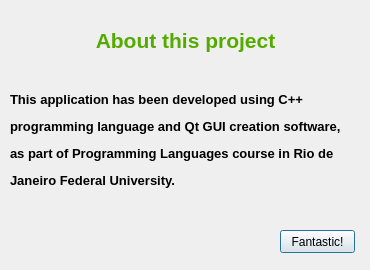
The window that about.ui (sbvb/QtAsteroidGame) describes before a commit, drawn with Qt 5.
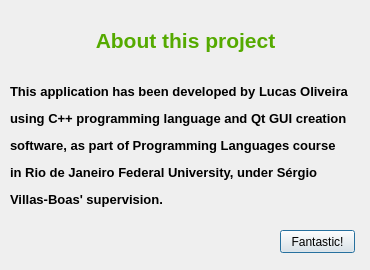
The same window after the commit.

Diff of the .ui file:
```diff
--- a/about.ui
+++ b/about.ui
@@ -57,11 +57,11 @@
      <x>10</x>
      <y>80</y>
      <width>351</width>
-     <height>121</height>
+     <height>131</height>
     </rect>
    </property>
    <property name="text">
-    <string>&lt;html&gt;&lt;head/&gt;&lt;body&gt;&lt;p align=&quot;justify&quot;&gt;&lt;span style=&quot; font-size:10pt; font-weight:600;&quot;&gt;This application has been developed using C++&lt;/span&gt;&lt;/p&gt;&lt;p align=&quot;justify&quot;&gt;&lt;span style=&quot; font-size:10pt; font-weight:600;&quot;&gt;programming language and Qt GUI creation software,&lt;/span&gt;&lt;/p&gt;&lt;p align=&quot;justify&quot;&gt;&lt;span style=&quot; font-size:10pt; font-weight:600;&quot;&gt;as part of Programming Languages course in Rio de&lt;/span&gt;&lt;/p&gt;&lt;p align=&quot;justify&quot;&gt;&lt;span style=&quot; font-size:10pt; font-weight:600;&quot;&gt;Janeiro Federal University.&lt;/span&gt;&lt;/p&gt;&lt;/body&gt;&lt;/html&gt;</string>
+    <string>&lt;html&gt;&lt;head/&gt;&lt;body&gt;&lt;p align=&quot;justify&quot;&gt;&lt;span style=&quot; font-size:10pt; font-weight:600;&quot;&gt;This application has been developed by Lucas Oliveira&lt;/span&gt;&lt;/p&gt;&lt;p align=&quot;justify&quot;&gt;&lt;span style=&quot; font-size:10pt; font-weight:600;&quot;&gt;using C++ programming language and Qt GUI creation&lt;/span&gt;&lt;/p&gt;&lt;p align=&quot;justify&quot;&gt;&lt;span style=&quot; font-size:10pt; font-weight:600;&quot;&gt;software, as part of Programming Languages course&lt;/span&gt;&lt;/p&gt;&lt;p align=&quot;justify&quot;&gt;&lt;span style=&quot; font-size:10pt; font-weight:600;&quot;&gt;in Rio de Janeiro Federal University, under Sérgio&lt;/span&gt;&lt;/p&gt;&lt;p align=&quot;justify&quot;&gt;&lt;span style=&quot; font-size:10pt; font-weight:600;&quot;&gt;Villas-Boas' supervision.&lt;/span&gt;&lt;/p&gt;&lt;/body&gt;&lt;/html&gt;</string>
    </property>
   </widget>
  </widget>
```
